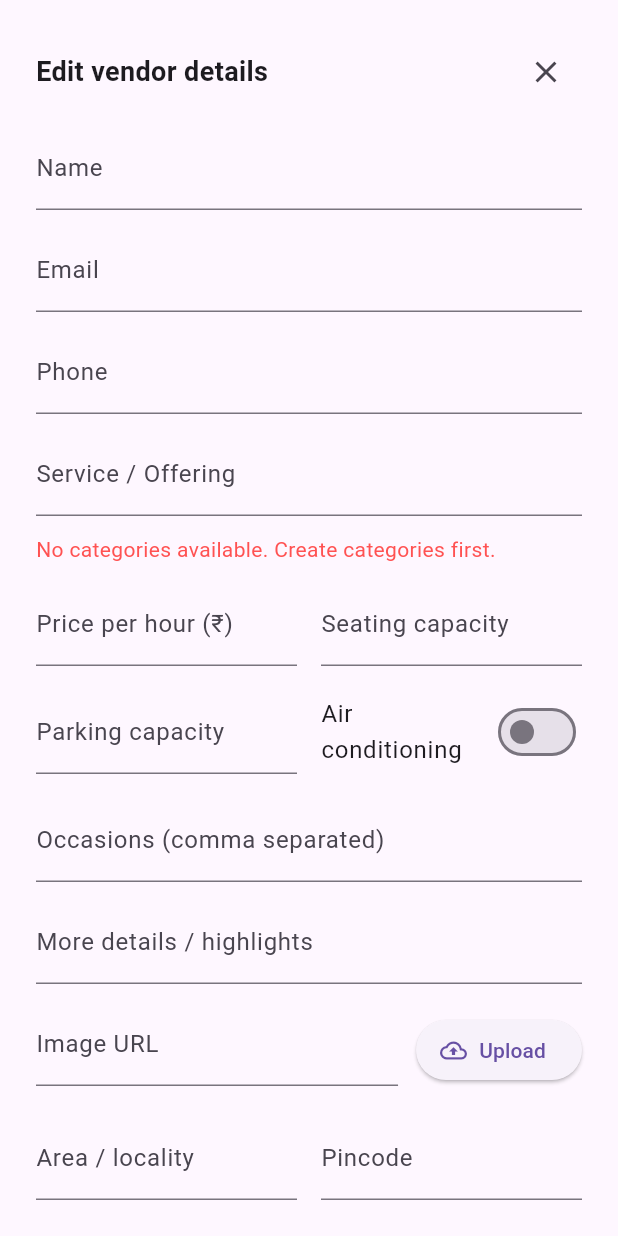
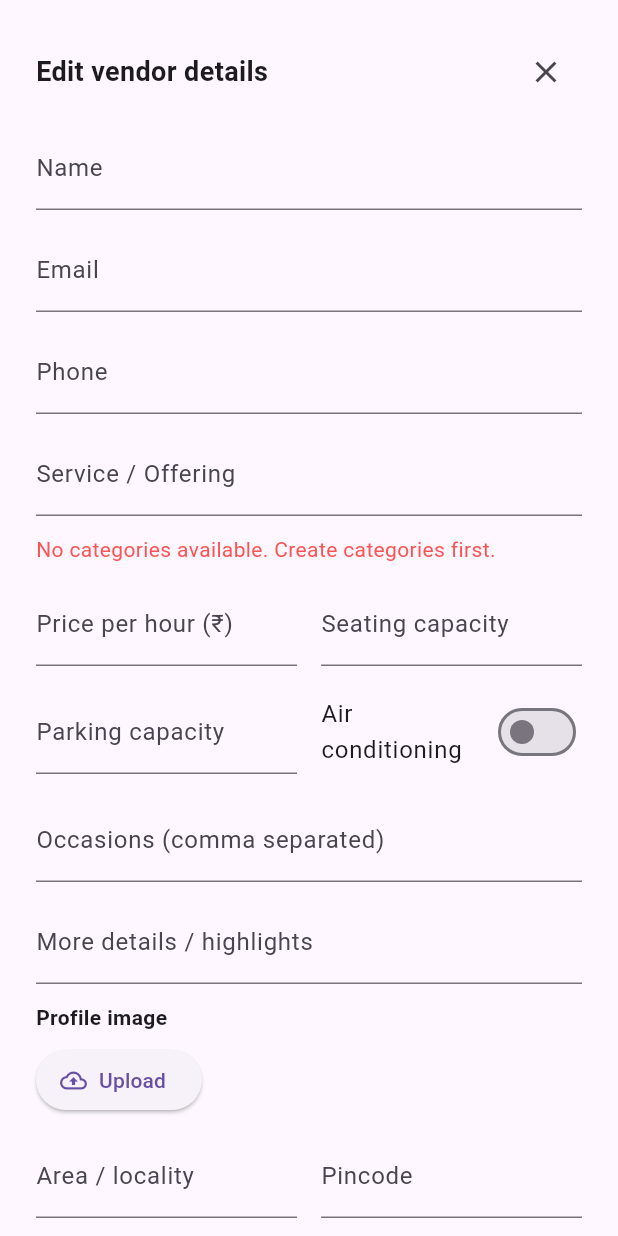
Before and after one commit to bookmyeventnowin/bookmyeventnow, a Flutter app: the VendorEditSheet widget shown alone on an empty page, opened directly with empty values, on a phone screen of 412 x 824 dp. Run offline on Flutter 3.47's test engine with Material 3 defaults, Android fonts, the phone set to English and light mode, and no system bars; our stand-ins replace cloud_firestore, firebase_auth, firebase_core, firebase_storage, google_sign_in, image_picker and 1 more; missing offline and left inert: razorpay_flutter; accounts and stored records are empty.

Commit message:
fix: preserve subscription and streamline vendor image upload

```diff
--- a/lib/services/vendor_repository.dart
+++ b/lib/services/vendor_repository.dart
@@ -49,12 +49,12 @@ class VendorRepository {
       ..['ownerUid'] = ownerUid
       ..['updatedAt'] = FieldValue.serverTimestamp();
 
-    payload.putIfAbsent('subscriptionStatus', () => 'inactive');
-    payload.putIfAbsent('subscriptionExpiresAt', () => null);
-    payload.putIfAbsent('subscriptionPaidAt', () => null);
-    payload.putIfAbsent('subscriptionAmountLastPaid', () => 0);
+    if (id == null) {
+      payload.putIfAbsent('subscriptionStatus', () => 'inactive');
+      payload.putIfAbsent('subscriptionExpiresAt', () => null);
+      payload.putIfAbsent('subscriptionPaidAt', () => null);
+      payload.putIfAbsent('subscriptionAmountLastPaid', () => 0);
 
-    if (id == null) {
       await _collection.add(
         payload..['createdAt'] = FieldValue.serverTimestamp(),
       );
--- a/lib/vendor_edit_sheet.dart
+++ b/lib/vendor_edit_sheet.dart
@@ -263,31 +263,12 @@ class _VendorEditSheetState extends State<VendorEditSheet> {
                 maxLines: 3,
               ),
               const SizedBox(height: 12),
-              Row(
-                crossAxisAlignment: CrossAxisAlignment.end,
-                children: [
-                  Expanded(
-                    child: _buildTextField(
-                      _imageController,
-                      label: 'Image URL',
-                    ),
-                  ),
-                  const SizedBox(width: 12),
-                  ElevatedButton.icon(
-                    onPressed: _uploadingImage ? null : _pickAndUploadImage,
-                    icon: _uploadingImage
-                        ? const SizedBox(
-                            height: 18,
-                            width: 18,
-                            child: CircularProgressIndicator(strokeWidth: 2),
-                          )
-                        : const Icon(Icons.cloud_upload_outlined),
-                    label: const Text('Upload'),
-                  ),
-                ],
+              const Text(
+                'Profile image',
+                style: TextStyle(fontWeight: FontWeight.w600),
               ),
               const SizedBox(height: 8),
-              if (_imageController.text.isNotEmpty)
+              if (_imageController.text.isNotEmpty) ...[
                 ClipRRect(
                   borderRadius: BorderRadius.circular(12),
                   child: Image.network(
@@ -303,6 +284,34 @@ class _VendorEditSheetState extends State<VendorEditSheet> {
                     ),
                   ),
                 ),
+                const SizedBox(height: 8),
+              ],
+              Row(
+                children: [
+                  ElevatedButton.icon(
+                    onPressed: _uploadingImage ? null : _pickAndUploadImage,
+                    icon: _uploadingImage
+                        ? const SizedBox(
+                            height: 18,
+                            width: 18,
+                            child: CircularProgressIndicator(strokeWidth: 2),
+                          )
+                        : const Icon(Icons.cloud_upload_outlined),
+                    label: Text(
+                      _imageController.text.isEmpty ? 'Upload' : 'Replace',
+                    ),
+                  ),
+                  if (_imageController.text.isNotEmpty) ...[
+                    const SizedBox(width: 12),
+                    TextButton(
+                      onPressed: _uploadingImage
+                          ? null
+                          : () => setState(() => _imageController.clear()),
+                      child: const Text('Remove'),
+                    ),
+                  ],
+                ],
+              ),
               const SizedBox(height: 12),
               Row(
                 children: [
```
